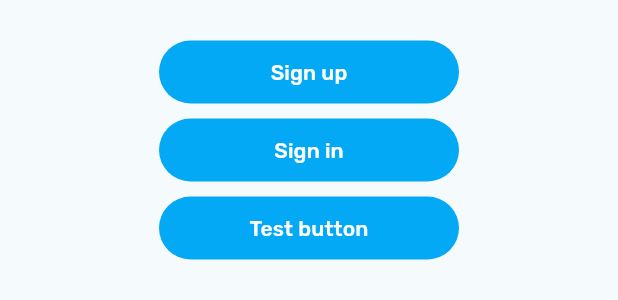
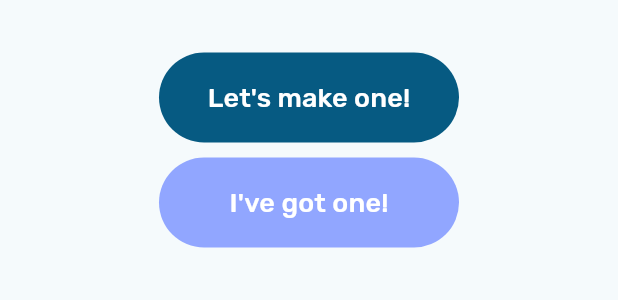
Before and after one commit to crhsidea/tamuhack24, a Flutter app: the OnboardingMenuTray widget shown alone on an empty page, opened directly, on a phone screen of 412 x 824 dp. Shown: the top 300 px of the screen. Run offline on Flutter 3.47's test engine with Material 3 defaults, Android fonts, the phone set to English and light mode, and no system bars; our stand-ins replace file_picker, image_picker, modal_bottom_sheet, persistent_bottom_nav_bar, supabase_flutter, wave; missing offline and left inert: current_location; accounts and stored records are empty; network calls fail.

Commit message:
ui workover

```diff
--- a/lib/pages/applyform.dart
+++ b/lib/pages/applyform.dart
@@ -127,6 +127,9 @@ class _ApplyFormState extends State<ApplyForm> {
 												color: Colors.white,
 											),
 										)),
+								SizedBox(
+									height:30
+								),
               ],
 							)
             );
--- a/lib/widgets/onboarding_menu_tray.dart
+++ b/lib/widgets/onboarding_menu_tray.dart
@@ -38,13 +38,13 @@ class OnboardingMenuTray extends StatelessWidget {
             // ),
             SizedBox(
               width: 200,
-              height: 42,
+              height: 60,
               child: TextButton(
-                  child: const Text("Sign up",
-                      style: const TextStyle(color: Colors.white)),
+                  child: const Text("Let's make one!",
+                      style: const TextStyle(color: Colors.white, fontSize: 18.0)),
                   style: ButtonStyle(
                       backgroundColor:
-                          MaterialStatePropertyAll<Color>(Colors.lightBlue)),
+                          MaterialStatePropertyAll<Color>(Color(0xFF065A82))),
                   onPressed: () {
                     Navigator.push(
                       context,
@@ -55,31 +55,16 @@ class OnboardingMenuTray extends StatelessWidget {
             SizedBox(height: 10),
             SizedBox(
               width: 200,
-              height: 42,
+              height: 60,
               child: TextButton(
-                  child: const Text("Sign in",
-                      style: const TextStyle(color: Colors.white)),
+                  child: const Text("I've got one!",
+                      style: const TextStyle(color: Colors.white,fontSize: 18.0)),
                   style: ButtonStyle(
                       backgroundColor:
-                          MaterialStatePropertyAll<Color>(Colors.lightBlue)),
+                          MaterialStatePropertyAll<Color>(Color(0xFF91A6FF))),
                   onPressed: () {
                     Navigator.push(context,
                         MaterialPageRoute(builder: (context) => SigninPage()));
-                  }),
-            ),
-            SizedBox(height: 10),
-            SizedBox(
-              width: 200,
-              height: 42,
-              child: TextButton(
-                  child: const Text("Test button",
-                      style: const TextStyle(color: Colors.white)),
-                  style: ButtonStyle(
-                      backgroundColor:
-                          MaterialStatePropertyAll<Color>(Colors.lightBlue)),
-                  onPressed: () async {
-                    await addApplication(
-                        listing_id: "ccb2194d-b12d-4349-acc7-7933d3328971", answers: ["foo"]);
                   }),
             ),
           ],
```
Also changed, not shown: lib/pages/navscreens/profile.dart (+35 -64 lines), lib/pages/onboarding.dart (+53 -10 lines), lib/widget/Initals.dart (added, +30 -0 lines).
